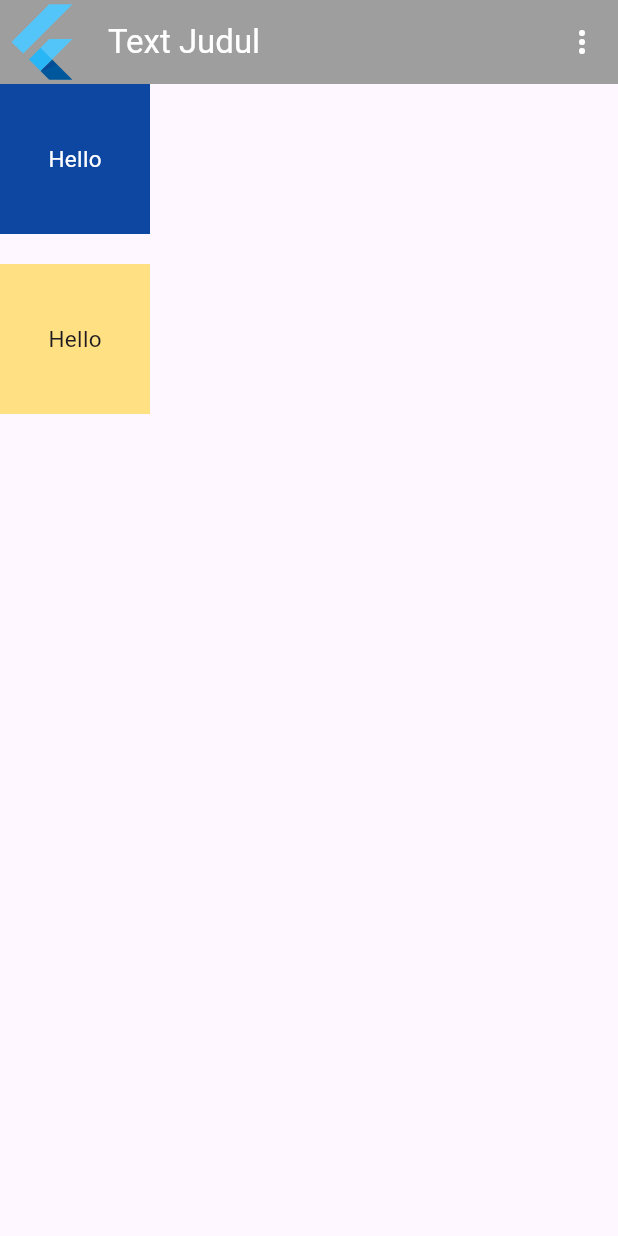
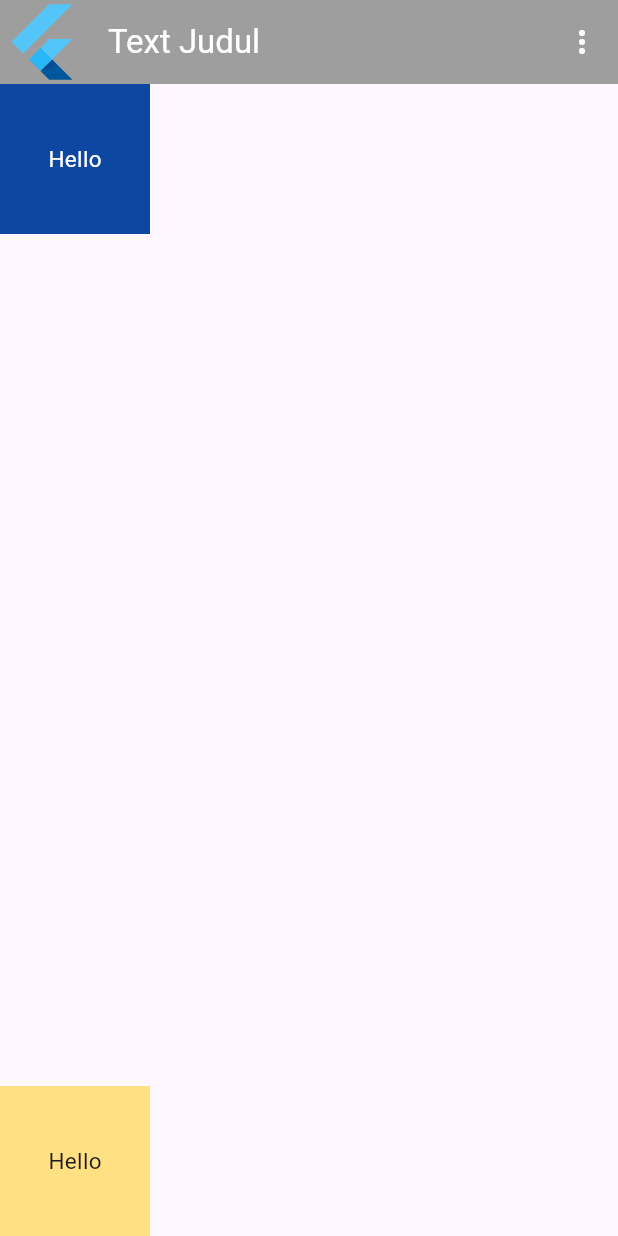
Before and after one commit to maulitayasmin/mobile, a Flutter app: the screen it shows after launch, on a phone screen of 412 x 824 dp. Run offline on Flutter 3.47's test engine with Material 3 defaults, Android fonts, the phone set to English and light mode, and no system bars.

Commit message:
soal11 done

```diff
--- /dev/null
+++ b/lib/latihan/latihan_11.dart
@@ -0,0 +1,66 @@
+import 'dart:math';
+
+import 'package:flutter/material.dart';
+
+class Latihan11 extends StatelessWidget {
+  const Latihan11({
+    super.key,
+  });
+
+  @override
+  Widget build(BuildContext context) {
+    return Scaffold(
+        appBar: AppBar(
+          leading: FlutterLogo(
+            //leading pojok kiri
+            size: 10.0,
+          ),
+          title: Text('Text Judul'),
+          foregroundColor: Colors.white,
+          backgroundColor: Colors.grey,
+          actions: [
+            //pojok kanan
+            IconButton(
+                onPressed: () {
+                  print('Klik More');
+                },
+                icon: Icon(Icons.more_vert))
+          ],
+        ),
+        body: Column(
+          mainAxisAlignment: MainAxisAlignment.spaceBetween,
+          children: [
+            Container(
+              margin: EdgeInsets.only(bottom: 20),
+              width: 100,
+              height: 100,
+              color: Colors.blue[900],
+              child: Center(
+                child: Text(
+                  'Hello',
+                  style: TextStyle(
+                    color: Colors.white,
+                    fontSize: 15,
+                  ),
+                ),
+              ),
+            ),
+            // SizedBox(heigh: 20), //mengatur jarak antar kotak bersebelahan
+            Container(
+              width: 100,
+              height: 100,
+              color: Colors.amber[200],
+              child: Center(
+                child: Text(
+                  'Hello',
+                  style: TextStyle(
+                    // color: Colors.white,
+                    fontSize: 15,
+                  ),
+                ),
+              ),
+            ),
+          ],
+        ));
+  }
+}
--- a/lib/main.dart
+++ b/lib/main.dart
@@ -11,6 +11,7 @@ import './latihan/latihan_7.dart';
 import './latihan/latihan_8.dart';
 import './latihan/latihan_9.dart';
 import './latihan/latihan_10.dart';
+import './latihan/latihan_11.dart';
 
 void main() {
   runApp(LitaApp());
@@ -21,6 +22,6 @@ class LitaApp extends StatelessWidget {
 
   @override
   Widget build(BuildContext context) {
-    return MaterialApp(debugShowCheckedModeBanner: false, home: Latihan10());
+    return MaterialApp(debugShowCheckedModeBanner: false, home: Latihan11());
   }
 }
```
